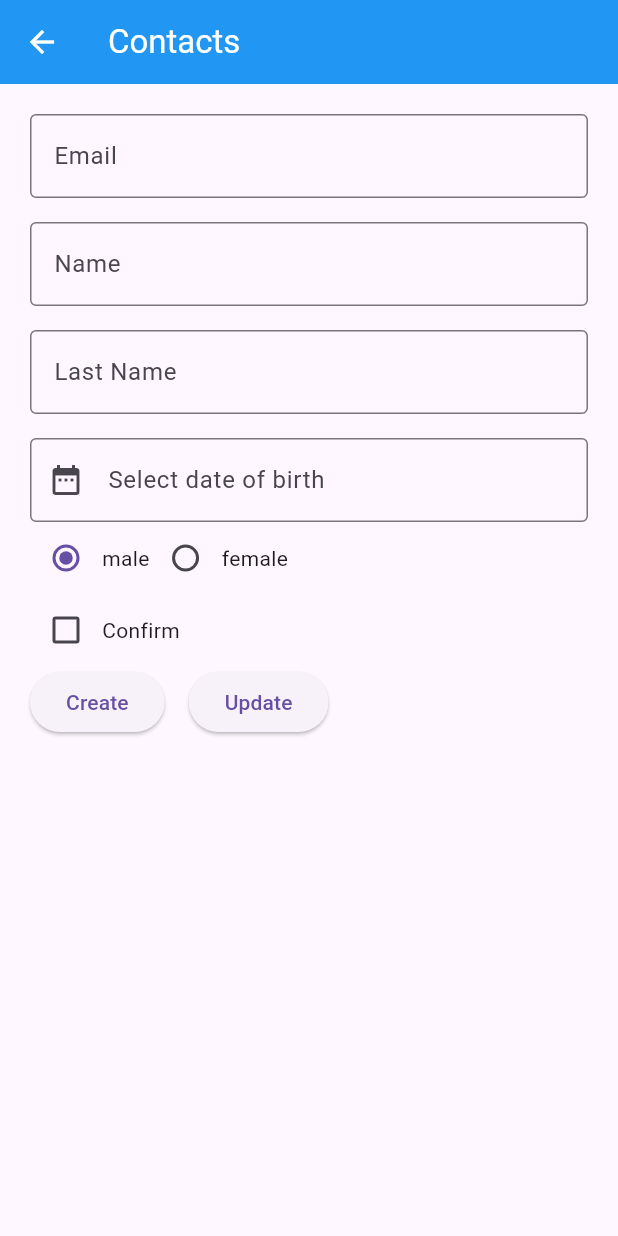
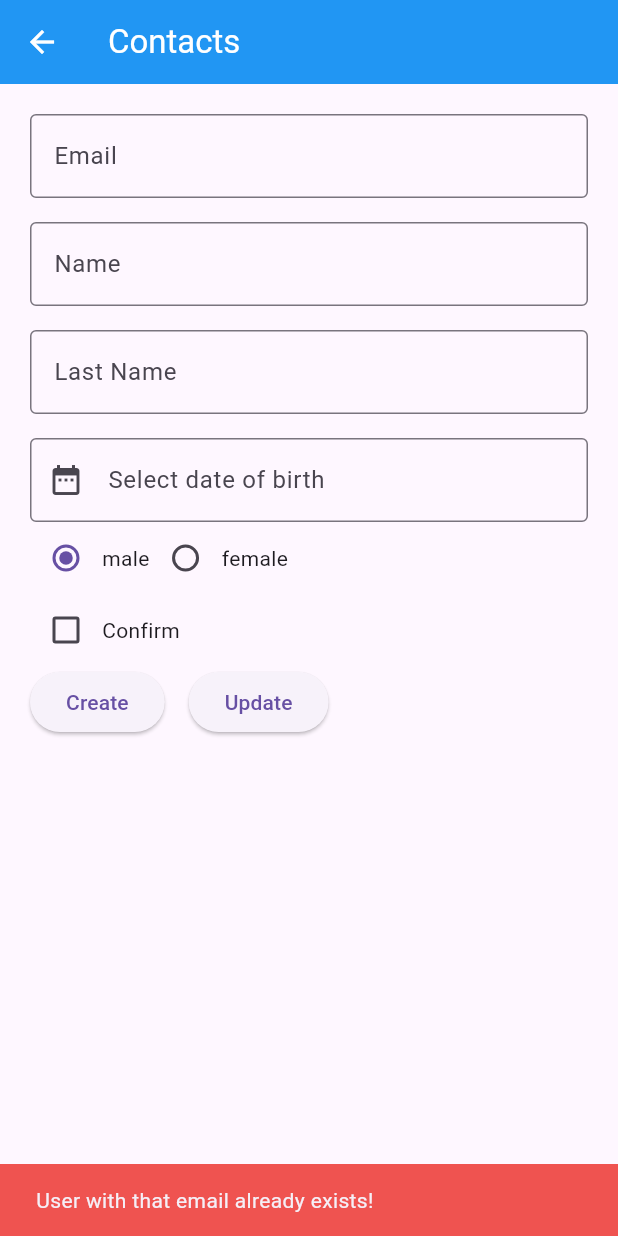
Before and after one commit to tizary/flutter_login, a Flutter app: the ContactsPageWidget screen opened by its route, after a tap on "Create", on a phone screen of 412 x 824 dp. Run offline on Flutter 3.47's test engine with Material 3 defaults, Android fonts, the phone set to English and light mode, and no system bars; our stand-ins replace google_maps_flutter; missing offline and left inert: mongo_dart.

Commit message:
refactor: add message unsuccessful user creation

```diff
--- a/lib/screens/contacts_page_widget.dart
+++ b/lib/screens/contacts_page_widget.dart
@@ -176,7 +176,12 @@ class _ContactsPageWidgetState extends State<ContactsPageWidget> {
                               var result = await MongoDatabase.insertUser(
                                   userInfo.toJson());
                               if (result == null) {
-                                print('error');
+                                ScaffoldMessenger.of(context)
+                                    .showSnackBar(SnackBar(
+                                  backgroundColor: Colors.red[400],
+                                  content: const Text(
+                                      "User with that email already exists!"),
+                                ));
                               } else {
                                 addUser(userInfo.toJson());
                                 resetFields();
@@ -184,7 +189,7 @@ class _ContactsPageWidgetState extends State<ContactsPageWidget> {
                                     .showSnackBar(SnackBar(
                                   backgroundColor: Colors.green[400],
                                   content:
-                                      const Text("Пользователь успешно добавлен!"),
+                                      const Text("User successfully added!"),
                                 ));
                               }
                             },
```
